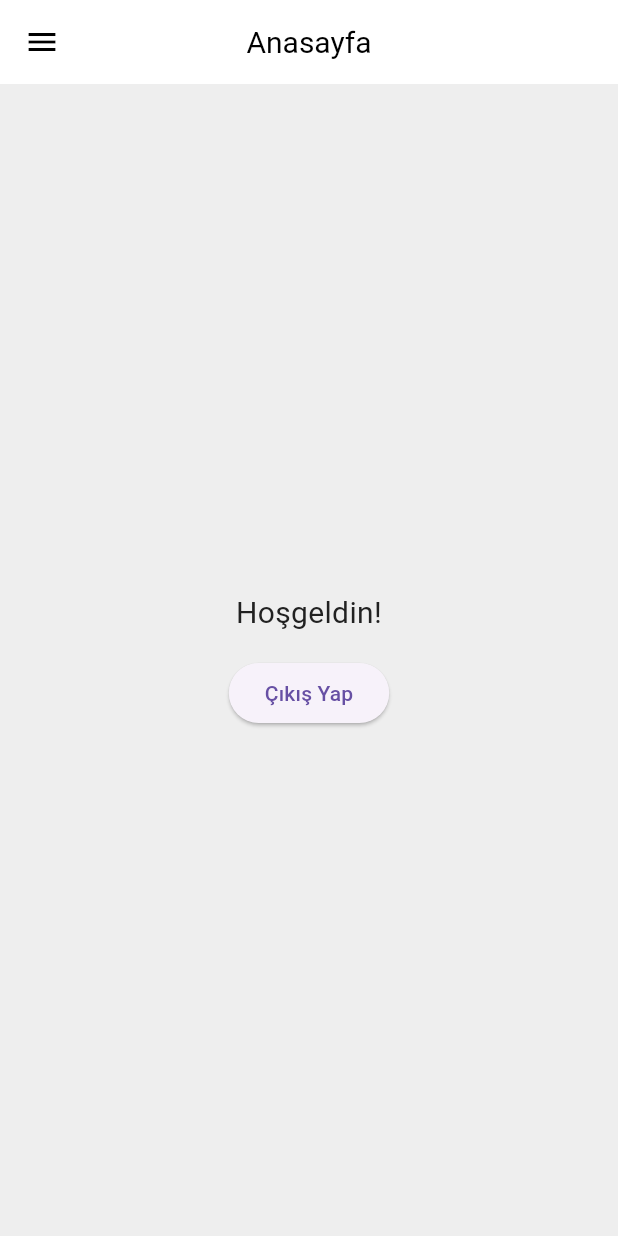
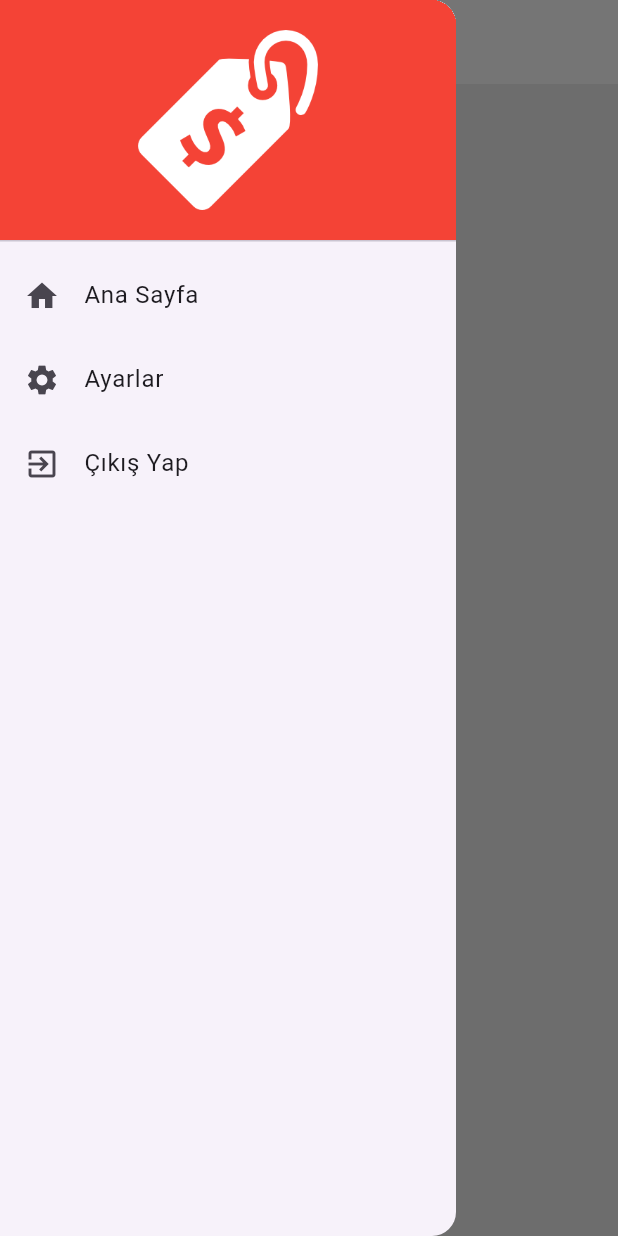
Before and after one commit to emirhan-coban/what_the_price, a Flutter app: the screen it shows once a user with an empty profile is signed in, with the side drawer open (before the commit the screen has no drawer), on a phone screen of 412 x 824 dp. Run offline on Flutter 3.47's test engine with Material 3 defaults, Android fonts, the light colour scheme and no system bars; our stand-ins replace firebase_auth, firebase_core; accounts and stored records are empty; network calls fail; Roboto replaces fonts that are missing (SFPro).

Commit message:
drawer düzenlenecek.

```diff
--- a/lib/main.dart
+++ b/lib/main.dart
@@ -6,6 +6,8 @@ import 'package:what_the_price/firebase_options.dart';
 import 'package:what_the_price/pages/home_page.dart';
 import 'package:what_the_price/pages/login_register.dart';
 import 'package:what_the_price/util/user.dart';
+
+import 'pages/forgot_password.dart';
 void main() async {
   WidgetsFlutterBinding.ensureInitialized();
   await Firebase.initializeApp(
@@ -26,6 +28,7 @@ class MyApp extends StatelessWidget {
         '/user':(context) => const UserPage(),
         '/login': (context) => const LoginRegister(),
         '/home': (context) => const HomePage(),
+        '/forgot_password': (context) => const ForgotPassword(),
       },
     );
   }
--- a/lib/pages/home_page.dart
+++ b/lib/pages/home_page.dart
@@ -1,5 +1,6 @@
 import 'package:firebase_auth/firebase_auth.dart';
 import 'package:flutter/material.dart';
+import 'package:what_the_price/util/drawer.dart';
 
 class HomePage extends StatefulWidget {
   const HomePage({super.key});
@@ -15,7 +16,6 @@ class _HomePageState extends State<HomePage> {
       backgroundColor: Colors.grey[200],
       appBar: AppBar(
         backgroundColor: Colors.white,
-        leading: Icon(Icons.menu, color: Colors.black),
         title: const Text(
           'Anasayfa',
           style: TextStyle(
@@ -26,6 +26,7 @@ class _HomePageState extends State<HomePage> {
         ),
         centerTitle: true,
       ),
+      drawer: const MyDrawer(),
       body: Center(
         child: Column(
           mainAxisAlignment: MainAxisAlignment.center,
--- /dev/null
+++ b/lib/util/drawer.dart
@@ -0,0 +1,52 @@
+import 'package:flutter/material.dart';
+
+class MyDrawer extends StatefulWidget {
+  const MyDrawer({super.key});
+
+  @override
+  State<MyDrawer> createState() => _MyDrawerState();
+}
+
+class _MyDrawerState extends State<MyDrawer> {
+  @override
+  Widget build(BuildContext context) {
+    return Drawer(
+      child: ListView(
+        padding: EdgeInsets.zero,
+        children: [
+          DrawerHeader(
+            padding: EdgeInsets.all(20),
+            decoration: const BoxDecoration(
+              color: Colors.red,
+            ),
+            child: Image.asset(
+              "assets/images/price.png",
+              color: Colors.white,
+            ),
+          ),
+          ListTile(
+            leading: Icon(Icons.home),
+            title: Text('Ana Sayfa'),
+            onTap: () {
+              // Handle home onTap
+            },
+          ),
+          ListTile(
+            leading: Icon(Icons.settings),
+            title: Text('Ayarlar'),
+            onTap: () {
+              // Handle settings onTap
+            },
+          ),
+          ListTile(
+            leading: Icon(Icons.exit_to_app),
+            title: Text('Çıkış Yap'),
+            onTap: () {
+              // Handle settings onTap
+            },
+          ),
+        ],
+      ),
+    );
+  }
+}
```
Also changed, not shown: lib/pages/forgot_password.dart (added, +204 -0 lines), lib/pages/login_page.dart (+43 -2 lines), lib/pages/register_page.dart (+23 -0 lines).
